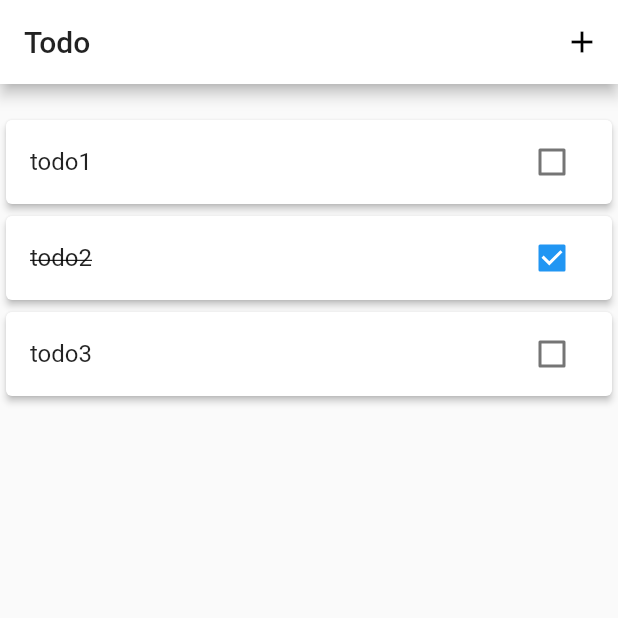
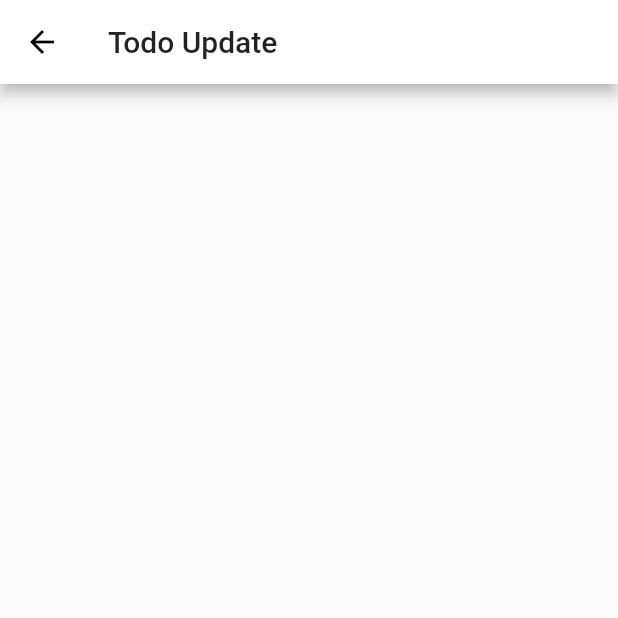
Before and after one commit to git-nori/_tr_flutter-todo, a Flutter app: the screen it shows after launch, after a tap on "todo1", on a phone screen of 412 x 824 dp, the top half of it. Run offline on Flutter 3.47's test engine with Material 2 defaults, Android fonts, the phone set to English and light mode, and no system bars; our stand-ins replace flutter_riverpod, freezed_annotation; generated files the repository leaves out were written again.

Commit message:
[add] - NavigatorProvider - todo_update画面に遷移する機能の追加

```diff
--- a/lib/app.dart
+++ b/lib/app.dart
@@ -1,5 +1,7 @@
 import 'package:flutter/material.dart';
 import 'package:flutter_riverpod/flutter_riverpod.dart';
+import 'package:flutter_todo/pages/todo_update_page/todo_upsert_page.dart';
+import 'package:flutter_todo/providers/providers.dart';
 
 import 'pages/todo_list_page/todo_list_page.dart';
 
@@ -9,8 +11,10 @@ class App extends ConsumerWidget {
     return MaterialApp(
       theme: ThemeData(primaryColor: Colors.white),
       home: TodoListPage(),
+      navigatorKey: watch(navigatorKeyProvider),
       routes: <String, WidgetBuilder>{
         TodoListPage.routeName: (BuildContext context) => TodoListPage(),
+        TodoUpSertPage.routeName: (BuildContext context) => TodoUpSertPage(),
       },
     );
   }
--- a/lib/pages/todo_list_page/tile/todo_tile.dart
+++ b/lib/pages/todo_list_page/tile/todo_tile.dart
@@ -2,6 +2,8 @@ import 'package:flutter/material.dart';
 import 'package:flutter_riverpod/flutter_riverpod.dart';
 import 'package:flutter_todo/model/controllers/todo_controller/todo_controller.dart';
 import 'package:flutter_todo/model/entities/entities.dart';
+import 'package:flutter_todo/pages/todo_update_page/todo_upsert_page.dart';
+import 'package:flutter_todo/providers/providers.dart';
 
 class TodoTile extends ConsumerWidget {
   const TodoTile({Key key, @required this.todo}) : super(key: key);
@@ -18,7 +20,11 @@ class TodoTile extends ConsumerWidget {
               ? const TextStyle(decoration: TextDecoration.lineThrough)
               : null,
         ),
-        onTap: () {},
+        onTap: () {
+          watch(navigatorKeyProvider)
+              .currentState
+              .pushNamed(TodoUpSertPage.routeName);
+        },
         trailing: Checkbox(
           value: todo.isDone,
           onChanged: (bool value) =>
--- /dev/null
+++ b/lib/pages/todo_update_page/todo_upsert_page.dart
@@ -0,0 +1,13 @@
+import 'package:flutter/material.dart';
+
+class TodoUpSertPage extends StatelessWidget {
+  static const routeName = '/list/update';
+  @override
+  Widget build(BuildContext context) {
+    return Scaffold(
+      appBar: AppBar(
+        title: const Text('Todo Update'),
+      ),
+    );
+  }
+}
--- /dev/null
+++ b/lib/providers/navigator.dart
@@ -0,0 +1,8 @@
+import 'package:flutter/material.dart';
+import 'package:flutter_riverpod/flutter_riverpod.dart';
+
+final navigatorKeyProvider = Provider((_) => GlobalKey<NavigatorState>());
+
+extension NavigatorStateEx on NavigatorState {
+  BuildContext get descendantContext => overlay?.context;
+}
--- /dev/null
+++ b/lib/providers/providers.dart
@@ -0,0 +1 @@
+export 'navigator.dart';
```
